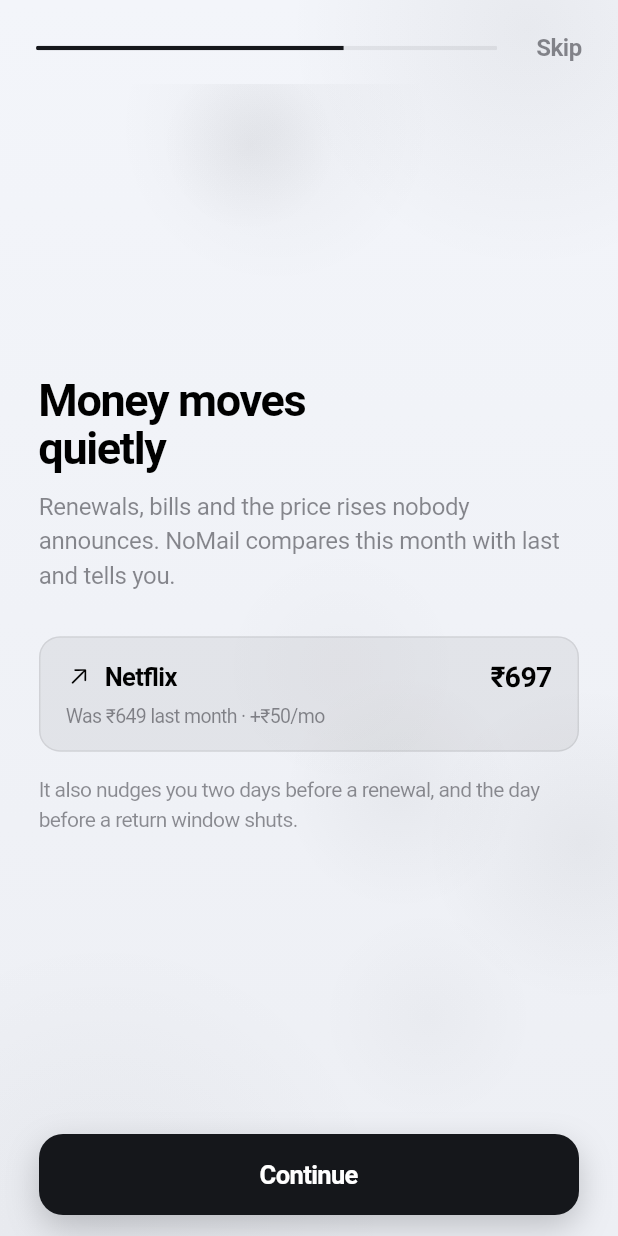
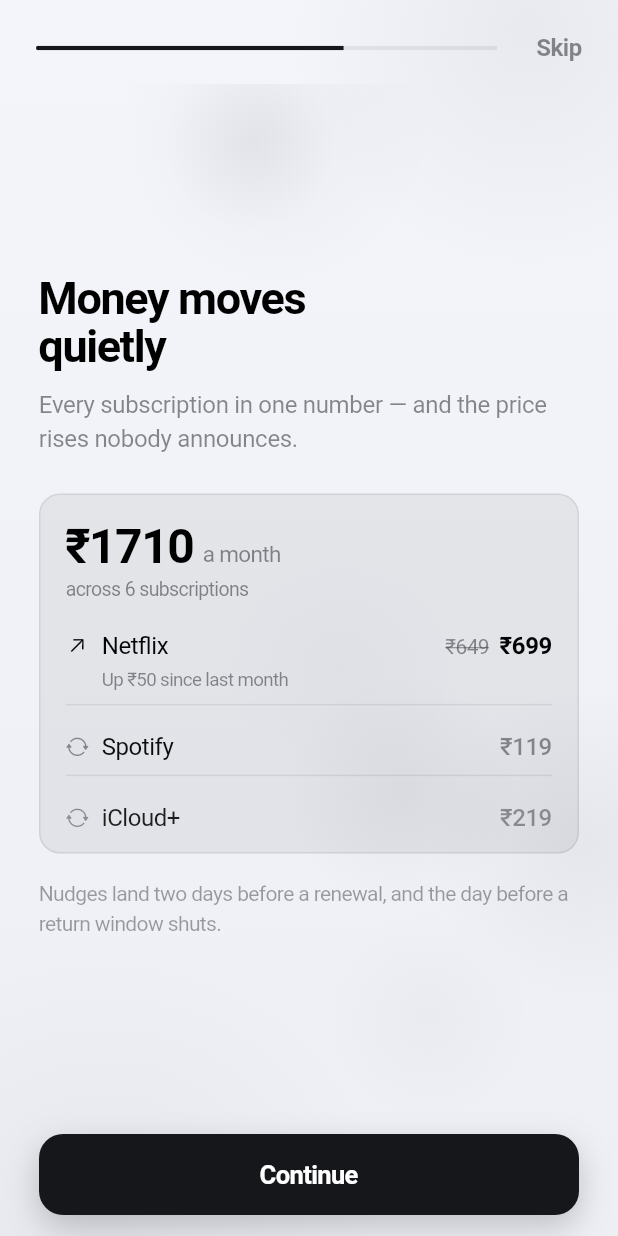
Before and after one commit to peersclub/hmail, a Flutter app: the screen it shows after launch, swiped to page 2, on a phone screen of 412 x 824 dp. Run offline on Flutter 3.47's test engine with Material 3 defaults, Android fonts, the phone set to English and light mode, and no system bars; our stand-ins replace cupertino_native_plus, dio, flutter_dotenv, flutter_local_notifications, flutter_timezone, google_sign_in and 4 more; missing offline and left inert: googleapis.

Commit message:
feat(onboarding): show the whole recurring bill, not one merchant
One Netflix row read as "we found a thing". The feature is that NoMail watches
everything recurring, so the scene now leads with the total — ₹1,737 a month
across 6 subscriptions, counting up on entrance — and lists three services
underneath.

Exactly one of them has risen, and that contrast is the point: the risen row
gets the lifting arrow, the struck-through old price and the delta caption,
while the others sit quiet in secondary ink. If every row were rising, none of
them would stand out — the catch is legible precisely because it is the
exception in a list of ordinary ones.

The listed rows deliberately do not sum to the stated total; the panel says six
subscriptions and shows three, so a total equal to the visible rows would
invite arithmetic the illustration cannot survive.

Rows stagger in on their own slices of the scene's single controller, so a
three-row list still costs one ticker.

Adding onboarding to the layout matrix immediately failed it: a scene is a
fixed Column, and at large Dynamic Type it overflowed by 138px at 2x and 378px
at 3.1x on a small phone — the taller money scene would have shipped broken for
anyone with bigger text. Scenes are now centred when they fit and scrollable
when they do not, via LayoutBuilder + minHeight rather than a bare scroll view,
which would have pinned every scene to the top at normal sizes. Vertical
scrolling inside a horizontal PageView is unambiguous, so the swipe is
unaffected.

27 onboarding combinations in the layout guard, 630 tests green. The 3 failures
in integration_test remain the concurrent session's in-flight money-shot work.

Co-Authored-By: Claude Opus 5 (1M context) <noreply@anthropic.com>

```diff
--- a/lib/ui/onboarding/onboarding_scenes.dart
+++ b/lib/ui/onboarding/onboarding_scenes.dart
@@ -556,60 +556,40 @@ class _PriceSceneState extends _SceneState<PriceScene> {
         _Copy(
           parent: controller,
           headline: 'Money moves\nquietly',
-          body: 'Renewals, bills and the price rises nobody announces. '
-              'NoMail compares this month with last and tells you.',
+          body: 'Every subscription in one number — and the price rises '
+              'nobody announces.',
         ),
-        const SizedBox(height: 30),
+        const SizedBox(height: 26),
+        // The whole recurring bill, then the list. Leading with the total is
+        // what makes the scene about the user's spend rather than about one
+        // merchant: a single row would read as "we found a thing", where a
+        // total plus a list reads as "we are watching all of it".
         _Rise(
           parent: controller,
-          begin: 0.3,
-          end: 0.85,
+          begin: 0.26,
+          end: 0.8,
           child: _Panel(
-            padding: const EdgeInsets.fromLTRB(18, 16, 18, 16),
+            padding: const EdgeInsets.fromLTRB(18, 16, 18, 6),
             child: Column(
               crossAxisAlignment: CrossAxisAlignment.start,
               children: [
                 Row(
+                  crossAxisAlignment: CrossAxisAlignment.baseline,
+                  textBaseline: TextBaseline.alphabetic,
                   children: [
-                    // The arrow is the idle detail: it lifts and settles on a
-                    // 4.2s breath, which reads as attention rather than motion.
-                    AnimatedBuilder(
-                      animation: idle,
-                      builder: (context, child) => Transform.translate(
-                        offset: Offset(0, -2 * idle.value),
-                        child: child,
-                      ),
-                      child: Icon(CupertinoIcons.arrow_up_right,
-                          size: 17, color: ink),
-                    ),
-                    const SizedBox(width: 9),
-                    Expanded(
-                      child: Text(
-                        'Netflix',
-                        maxLines: 1,
-                        overflow: TextOverflow.ellipsis,
-                        style: TextStyle(
-                          fontSize: 17,
-                          fontWeight: FontWeight.w600,
-                          letterSpacing: -0.4,
-                          color: ink,
-                        ),
-                      ),
-                    ),
-                    // Counts up with the entrance, then holds. Driven by the
-                    // scene controller, so no extra ticker.
+                    // Counts up on entrance. Driven by the scene's own
+                    // controller, so the whole panel still costs one ticker.
                     AnimatedBuilder(
                       animation: controller,
                       builder: (context, _) {
                         final t = Curves.easeOutCubic
-                            .transform(_slice(controller.value, 0.42, 0.92));
-                        final value = 649 + (699 - 649) * t;
+                            .transform(_slice(controller.value, 0.3, 0.9));
                         return Text(
-                          '₹${value.round()}',
+                          '₹${(_monthlyTotal * t).round()}',
                           style: TextStyle(
-                            fontSize: 19,
+                            fontSize: 32,
                             fontWeight: FontWeight.w700,
-                            letterSpacing: -0.5,
+                            letterSpacing: -1,
                             color: ink,
                             fontFeatures: const [
                               FontFeature.tabularFigures(),
@@ -618,13 +598,30 @@ class _PriceSceneState extends _SceneState<PriceScene> {
                         );
                       },
                     ),
+                    const SizedBox(width: 6),
+                    Text(
+                      'a month',
+                      style: TextStyle(fontSize: 15, color: muted),
+                    ),
                   ],
                 ),
-                const SizedBox(height: 8),
+                const SizedBox(height: 2),
                 Text(
-                  'Was ₹649 last month · +₹50/mo',
+                  'across 6 subscriptions',
                   style: TextStyle(fontSize: 13, color: muted),
                 ),
+                const SizedBox(height: 12),
+                for (var i = 0; i < _services.length; i++)
+                  _ServiceRow(
+                    parent: controller,
+                    idle: idle,
+                    service: _services[i],
+                    // Each row gets its own slice, so the list fills in rather
+                    // than appearing all at once.
+                    begin: 0.42 + i * 0.09,
+                    end: 0.88 + i * 0.04,
+                    showDivider: i < _services.length - 1,
+                  ),
               ],
             ),
           ),
@@ -632,15 +629,143 @@ class _PriceSceneState extends _SceneState<PriceScene> {
         const SizedBox(height: 14),
         _Rise(
           parent: controller,
-          begin: 0.46,
-          end: 0.95,
+          begin: 0.62,
+          end: 1.0,
           child: Text(
-            'It also nudges you two days before a renewal, '
-            'and the day before a return window shuts.',
+            'Nudges land two days before a renewal, and the day before a '
+            'return window shuts.',
             style: TextStyle(fontSize: 14, height: 1.42, color: muted),
           ),
         ),
       ],
+    );
+  }
+}
+
+/// One subscription, and whether its price moved.
+///
+/// `rose` is what earns the arrow and the delta caption. Exactly one row in the
+/// list has it: the contrast is what makes the catch legible — if every row
+/// were rising, none of them would stand out.
+typedef _Service = ({String name, int amount, int? was});
+
+const _services = <_Service>[
+  (name: 'Netflix', amount: 699, was: 649),
+  (name: 'Spotify', amount: 119, was: null),
+  (name: 'iCloud+', amount: 219, was: null),
+];
+
+/// Illustrative, and rounded to look like a real Indian recurring bill rather
+/// than the sum of three demo rows — the panel says "6 subscriptions", so the
+/// total has to be bigger than what is listed or the arithmetic invites doubt.
+const _monthlyTotal = 1737;
+
+class _ServiceRow extends StatelessWidget {
+  final Animation<double> parent;
+  final Animation<double> idle;
+  final _Service service;
+  final double begin;
+  final double end;
+  final bool showDivider;
+
+  const _ServiceRow({
+    required this.parent,
+    required this.idle,
+    required this.service,
+    required this.begin,
+    required this.end,
+    required this.showDivider,
+  });
+
+  @override
+  Widget build(BuildContext context) {
+    final ink = Palette.label(context);
+    final muted = Palette.secondaryLabel(context);
+    final was = service.was;
+    final rose = was != null;
+
+    return _Rise(
+      parent: parent,
+      begin: begin,
+      end: end,
+      child: Padding(
+        padding: const EdgeInsets.symmetric(vertical: 9),
+        child: Column(
+          children: [
+            Row(
+              children: [
+                if (rose)
+                  // The arrow is the idle detail: it lifts about two points on
+                  // a 4.2s breath, which reads as attention rather than motion.
+                  AnimatedBuilder(
+                    animation: idle,
+                    builder: (context, child) => Transform.translate(
+                      offset: Offset(0, -2 * idle.value),
+                      child: child,
+                    ),
+                    child: Icon(CupertinoIcons.arrow_up_right,
+                        size: 15, color: ink),
+                  )
+                else
+                  Icon(CupertinoIcons.arrow_2_circlepath,
+                      size: 15, color: muted),
+                const SizedBox(width: 9),
+                Expanded(
+                  child: Text(
+                    service.name,
+                    maxLines: 1,
+                    overflow: TextOverflow.ellipsis,
+                    style: TextStyle(
+                      fontSize: 16,
+                      letterSpacing: -0.3,
+                      color: ink,
+                    ),
+                  ),
+                ),
+                if (rose) ...[
+                  Text(
+                    '₹$was',
+                    style: TextStyle(
+                      fontSize: 14,
+                      color: muted,
+                      decoration: TextDecoration.lineThrough,
+                      fontFeatures: const [FontFeature.tabularFigures()],
+                    ),
+                  ),
+                  const SizedBox(width: 7),
+                ],
+                Text(
+                  '₹${service.amount}',
+                  style: TextStyle(
+                    fontSize: 16,
+                    fontWeight: rose ? FontWeight.w700 : FontWeight.w500,
+                    letterSpacing: -0.3,
+                    color: rose ? ink : muted,
+                    fontFeatures: const [FontFeature.tabularFigures()],
+                  ),
+                ),
+              ],
+            ),
+            if (rose) ...[
+              const SizedBox(height: 5),
+              Align(
+                alignment: Alignment.centerLeft,
+                child: Padding(
+                  padding: const EdgeInsets.only(left: 24),
+                  child: Text(
+                    'Up ₹${service.amount - was} since last month',
+                    style: TextStyle(fontSize: 12.5, color: muted),
+                  ),
+                ),
+              ),
+            ],
+            if (showDivider) ...[
+              const SizedBox(height: 9),
+              Container(height: 1, color: Palette.hairline(context)),
+            ],
+          ],
+        ),
+      ),
     );
   }
 }
--- a/lib/ui/screens/onboarding_screen.dart
+++ b/lib/ui/screens/onboarding_screen.dart
@@ -283,9 +283,24 @@ class _Scene extends StatelessWidget {
   @override
   Widget build(BuildContext context) {
     final reduced = MediaQuery.disableAnimationsOf(context);
-    final content = Padding(
-      padding: const EdgeInsets.symmetric(horizontal: 26),
-      child: _body(),
+    // Centred when it fits, scrollable when it does not. A scene is a fixed
+    // Column, so at large Dynamic Type it overflowed by up to 378px on a small
+    // phone — the layout guard caught that the moment onboarding was added to
+    // it. `minHeight` keeps the composition vertically centred at normal sizes
+    // instead of pinning it to the top, which is what a bare scroll view would
+    // do. Vertical scrolling inside a horizontal PageView is unambiguous, so
+    // this costs the swipe nothing.
+    final content = LayoutBuilder(
+      builder: (context, constraints) => SingleChildScrollView(
+        physics: const ClampingScrollPhysics(),
+        child: ConstrainedBox(
+          constraints: BoxConstraints(minHeight: constraints.maxHeight),
+          child: Padding(
+            padding: const EdgeInsets.symmetric(horizontal: 26),
+            child: _body(),
+          ),
+        ),
+      ),
     );
 
     if (reduced) return content;
```
Also changed, not shown: 1 other file.
